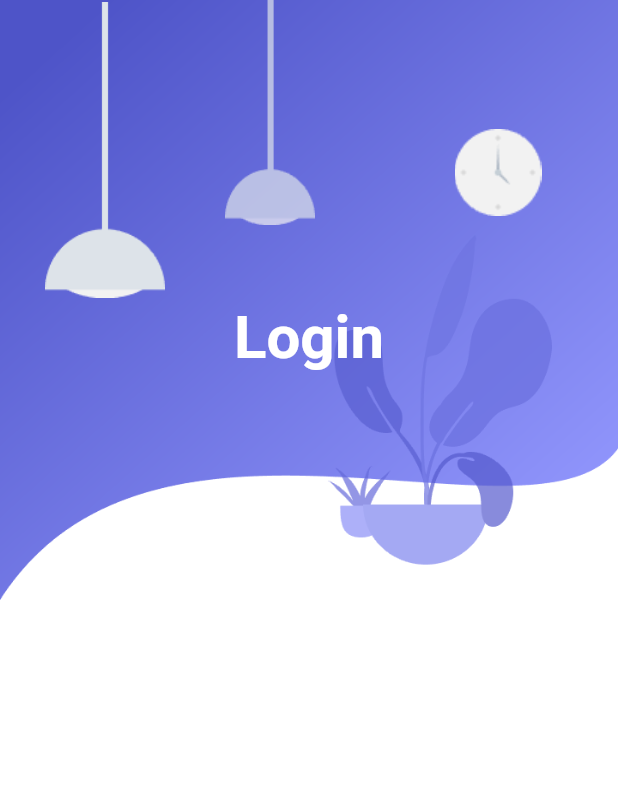
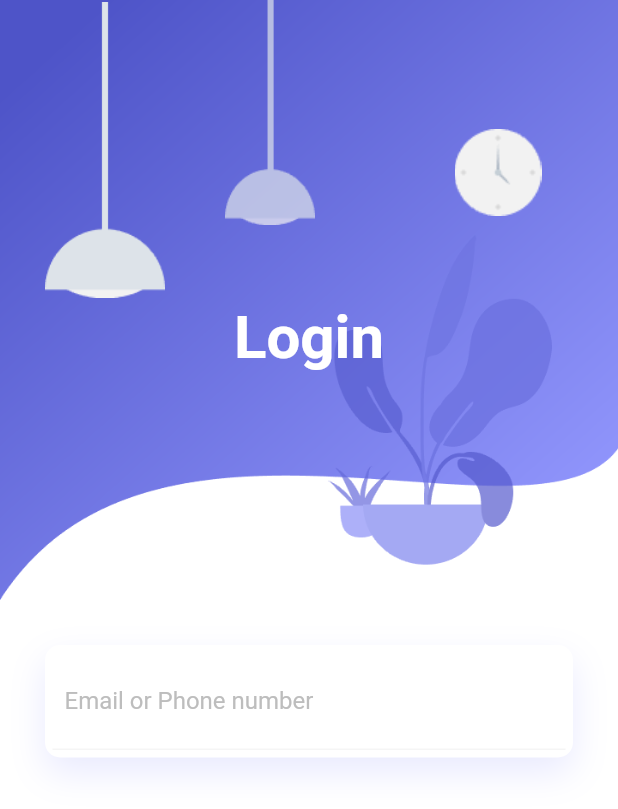
Before and after one commit to JohnEmerson1406/flutter_login_page, a Flutter app: the screen it shows after launch, on a phone screen of 412 x 824 dp. Shown: the top 809 px of the screen. Run offline on Flutter 3.47's test engine with Material 2 defaults, Android fonts, the phone set to English and light mode, and no system bars.

Commit message:
feat: add TextInput Email or Phone number

```diff
--- a/lib/main.dart
+++ b/lib/main.dart
@@ -84,6 +84,47 @@ class HomePage extends StatelessWidget {
 
                 ],
               ),
+            ),
+
+            Padding(
+              padding: EdgeInsets.all(30.0),
+              child: Column(
+                children: <Widget>[
+                  Container(
+                    padding: EdgeInsets.all(5),
+                    decoration: BoxDecoration(
+                      color: Colors.white,
+                      borderRadius: BorderRadius.circular(10),
+                      boxShadow: [
+                        BoxShadow(
+                          color: Color.fromRGBO(143, 148, 251, .2),
+                          blurRadius: 20.0,
+                          offset: Offset(0, 10)
+                        )
+                      ]
+                    ),
+                    child: Column(
+                      children: <Widget>[
+                        Container(
+                          padding: EdgeInsets.all(8.0),
+                          decoration: BoxDecoration(
+                            border: Border(bottom: BorderSide(color: Colors.grey[100]))
+                          ),
+                          child: TextField(
+                            decoration: InputDecoration(
+                              border: InputBorder.none,
+                              hintText: "Email or Phone number",
+                              hintStyle: TextStyle(
+                                color: Colors.grey[400]
+                              )
+                            ),
+                          ),
+                        )
+                      ],
+                    ),
+                  )
+                ],
+              ),
             )
           ],
         ),
```
